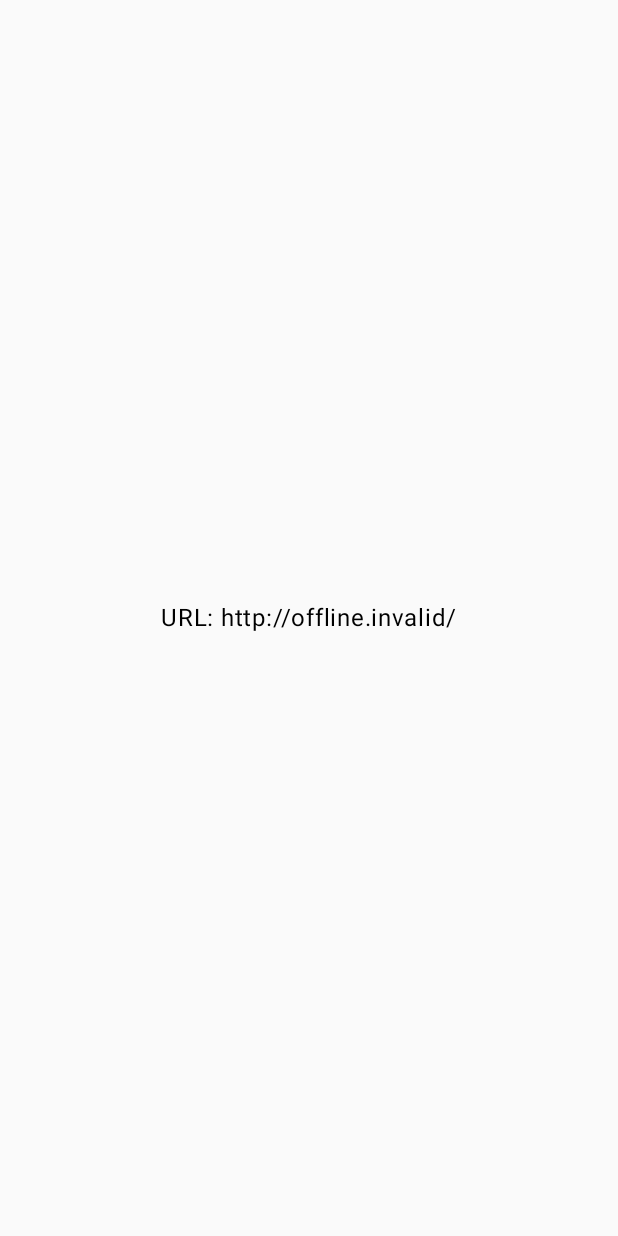
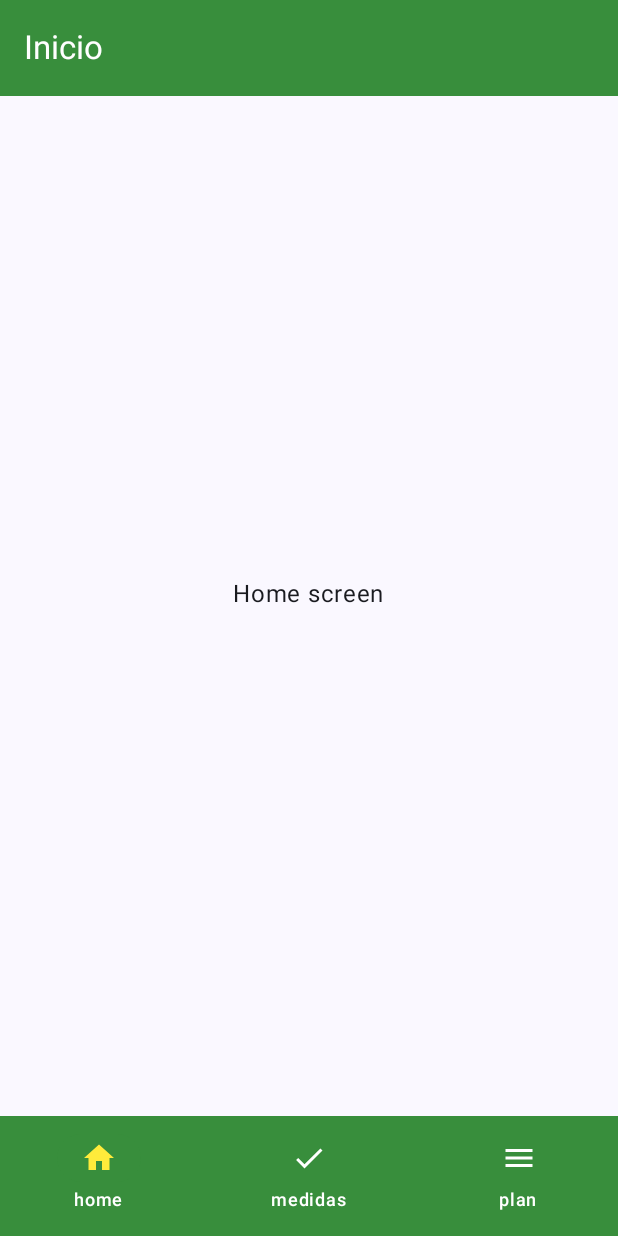
Before and after one commit to marpez4/appNutriologia, an Android app built with Jetpack Compose: the screen it shows after launch (MainActivity), on a phone screen of 412 x 824 dp. Before the commit the screen is almost empty. Run offline under Robolectric (Android 15) with nearby library versions, the phone set to English and light mode, and no system bars.

Commit message:
Configuracion de navigation bar

```diff
--- a/app/build.gradle.kts
+++ b/app/build.gradle.kts
@@ -78,6 +78,7 @@ dependencies {
     implementation(libs.androidx.ui.graphics)
     implementation(libs.androidx.ui.tooling.preview)
     implementation(libs.androidx.material3)
+    implementation("androidx.navigation:navigation-compose:2.8.1")
     testImplementation(libs.junit)
     androidTestImplementation(libs.androidx.junit)
     androidTestImplementation(libs.androidx.espresso.core)
--- a/app/src/main/java/com/example/appnutriologia/MainActivity.kt
+++ b/app/src/main/java/com/example/appnutriologia/MainActivity.kt
@@ -13,9 +13,10 @@ import androidx.compose.runtime.Composable
 import androidx.compose.ui.Alignment
 import androidx.compose.ui.Modifier
 import androidx.compose.ui.tooling.preview.Preview
+import com.example.appnutriologia.ui.MainScreen
 import com.example.appnutriologia.ui.theme.AppNutriologiaTheme
 
-val baseUrl = BuildConfig.BASE_URL
+//val baseUrl = BuildConfig.BASE_URL
 
 class MainActivity : ComponentActivity() {
     override fun onCreate(savedInstanceState: Bundle?) {
@@ -23,7 +24,7 @@ class MainActivity : ComponentActivity() {
         enableEdgeToEdge()
         setContent {
             AppNutriologiaTheme {
-                GreetingPreview()
+               MainScreen()
             }
         }
     }
@@ -34,6 +35,16 @@ class MainActivity : ComponentActivity() {
 @Composable
 fun GreetingPreview() {
     Box(modifier = Modifier.fillMaxSize(), contentAlignment = Alignment.Center){
-        Text(text = "URL: $baseUrl")
+//        Text(text = "URL: $baseUrl")
     }
 }
+
+
+// Colores
+//val PrimaryGreen = Color(0xFF388E3C)
+//val SecondaryGreen = Color(0xFF66BB6A)
+//val AccentYellow = Color(0xFFFFEB3B)
+//val AccentOrange = Color(0xFFFF9800)
+//val NeutralGray = Color(0xFF616161)
+//val LightGray = Color(0xFFE0E0E0)
+//val BackgroundWhite = Color(0xFFF4F4F4)
--- /dev/null
+++ b/app/src/main/java/com/example/appnutriologia/ui/MainScreen.kt
@@ -0,0 +1,35 @@
+package com.example.appnutriologia.ui
+
+import androidx.compose.foundation.layout.padding
+import androidx.compose.material3.Scaffold
+import androidx.compose.runtime.Composable
+import androidx.compose.ui.Modifier
+import androidx.navigation.compose.NavHost
+import androidx.navigation.compose.composable
+import androidx.navigation.compose.rememberNavController
+import com.example.appnutriologia.ui.navigation.NavigationAppBar
+import com.example.appnutriologia.ui.navigation.Screen
+import com.example.appnutriologia.ui.navigation.TopBar
+import com.example.appnutriologia.ui.screens.HomeScreen
+import com.example.appnutriologia.ui.screens.MedidasScreen
+import com.example.appnutriologia.ui.screens.PlanScreen
+
+@Composable
+fun MainScreen(){
+
+    val navController = rememberNavController()
+    Scaffold(
+        bottomBar = { NavigationAppBar(navController) },
+        topBar = { TopBar(title = "Inicio") }
+    ) { innerPadding ->
+        NavHost(
+            navController = navController,
+            startDestination = Screen.Home.route,
+            modifier = Modifier.padding(innerPadding)
+        ){
+            composable(Screen.Home.route){ HomeScreen(innerPadding) }
+            composable(Screen.Medidas.route){ MedidasScreen(innerPadding) }
+            composable(Screen.Plan.route){ PlanScreen(innerPadding) }
+        }
+    }
+}
--- /dev/null
+++ b/app/src/main/java/com/example/appnutriologia/ui/navigation/NavigationAppBar.kt
@@ -0,0 +1,54 @@
+package com.example.appnutriologia.ui.navigation
+
+import androidx.compose.material3.Icon
+import androidx.compose.material3.NavigationBar
+import androidx.compose.material3.NavigationBarItem
+import androidx.compose.material3.NavigationBarItemDefaults
+import androidx.compose.material3.Text
+import androidx.compose.runtime.Composable
+import androidx.compose.runtime.getValue
+import androidx.compose.runtime.mutableStateOf
+import androidx.compose.runtime.remember
+import androidx.compose.runtime.setValue
+import androidx.compose.ui.graphics.Color
+import androidx.navigation.NavController
+
+@Composable
+fun NavigationAppBar(navController: NavController){
+
+    var selectedItem by remember { mutableStateOf(0) }
+
+    var items =  listOf(Screen.Home.route, Screen.Medidas.route, Screen.Plan.route)
+
+    NavigationBar(containerColor = Color(0xFF388E3C), contentColor = Color.White){
+
+        items.forEachIndexed{index, item ->
+            NavigationBarItem(
+                onClick = {
+                    navController.navigate(item){
+                        popUpTo(navController.graph.startDestinationId)
+                        launchSingleTop = true
+                    }
+                    selectedItem = index
+                },
+                label = { Text(item) },
+                selected = selectedItem == index,
+                icon = {
+                    when(item){
+                        Screen.Home.route -> Icon(Screen.Home.icon, contentDescription = Screen.Home.title)
+                        Screen.Medidas.route -> Icon(Screen.Medidas.icon, contentDescription = Screen.Medidas.title)
+                        Screen.Plan.route -> Icon(Screen.Plan.icon, contentDescription = Screen.Plan.title)
+                    }
+                },
+                colors = NavigationBarItemDefaults.colors(
+                    selectedIconColor = Color(0xFFFFEB3B),
+                    unselectedIconColor = Color.White,
+                    selectedTextColor = Color.White,
+                    unselectedTextColor = Color.White,
+                    indicatorColor = Color(0xFF388E3C)
+                )
+            )
+
+        }
+    }
+}
--- /dev/null
+++ b/app/src/main/java/com/example/appnutriologia/ui/navigation/Screen.kt
@@ -0,0 +1,13 @@
+package com.example.appnutriologia.ui.navigation
+
+import androidx.compose.material.icons.Icons
+import androidx.compose.material.icons.filled.Done
+import androidx.compose.material.icons.filled.Home
+import androidx.compose.material.icons.filled.Menu
+import androidx.compose.ui.graphics.vector.ImageVector
+
+sealed class Screen(val route:String, val title:String, val icon:ImageVector){
+    data object Home : Screen("home", "Inicio", Icons.Default.Home)
+    data object Medidas : Screen("medidas", "Medidas", Icons.Default.Done)
+    data object Plan : Screen("plan", "Plan", Icons.Default.Menu)
+}
--- /dev/null
+++ b/app/src/main/java/com/example/appnutriologia/ui/navigation/TopBar.kt
@@ -0,0 +1,20 @@
+package com.example.appnutriologia.ui.navigation
+
+import androidx.compose.material3.ExperimentalMaterial3Api
+import androidx.compose.material3.Text
+import androidx.compose.material3.TopAppBar
+import androidx.compose.material3.TopAppBarDefaults.topAppBarColors
+import androidx.compose.runtime.Composable
+import androidx.compose.ui.graphics.Color
+
+@OptIn(ExperimentalMaterial3Api::class)
+@Composable
+fun TopBar(title:String){
+   TopAppBar(
+       title = { Text(title) },
+     colors = topAppBarColors(
+         containerColor = Color(0xFF388E3C),
+         titleContentColor = Color.White
+     )
+   )
+}
--- /dev/null
+++ b/app/src/main/java/com/example/appnutriologia/ui/screens/HomeScreen.kt
@@ -0,0 +1,20 @@
+package com.example.appnutriologia.ui.screens
+
+import androidx.compose.foundation.layout.Box
+import androidx.compose.foundation.layout.PaddingValues
+import androidx.compose.foundation.layout.fillMaxSize
+import androidx.compose.foundation.layout.padding
+import androidx.compose.material3.Text
+import androidx.compose.runtime.Composable
+import androidx.compose.ui.Alignment
+import androidx.compose.ui.Modifier
+
+@Composable
+fun HomeScreen(innerPadding: PaddingValues){
+    Box(modifier = Modifier.fillMaxSize()
+        .padding(innerPadding),
+        contentAlignment = Alignment.Center
+    ){
+        Text("Home screen")
+    }
+}
--- /dev/null
+++ b/app/src/main/java/com/example/appnutriologia/ui/screens/MedidasScreen.kt
@@ -0,0 +1,20 @@
+package com.example.appnutriologia.ui.screens
+
+import androidx.compose.foundation.layout.Box
+import androidx.compose.foundation.layout.PaddingValues
+import androidx.compose.foundation.layout.fillMaxSize
+import androidx.compose.foundation.layout.padding
+import androidx.compose.material3.Text
+import androidx.compose.runtime.Composable
+import androidx.compose.ui.Alignment
+import androidx.compose.ui.Modifier
+
+@Composable
+fun MedidasScreen(innerPadding: PaddingValues){
+    Box(modifier = Modifier.fillMaxSize()
+        .padding(innerPadding),
+        contentAlignment = Alignment.Center
+    ){
+        Text("Medidas screen")
+    }
+}
--- /dev/null
+++ b/app/src/main/java/com/example/appnutriologia/ui/screens/PlanScreen.kt
@@ -0,0 +1,20 @@
+package com.example.appnutriologia.ui.screens
+
+import androidx.compose.foundation.layout.Box
+import androidx.compose.foundation.layout.PaddingValues
+import androidx.compose.foundation.layout.fillMaxSize
+import androidx.compose.foundation.layout.padding
+import androidx.compose.material3.Text
+import androidx.compose.runtime.Composable
+import androidx.compose.ui.Alignment
+import androidx.compose.ui.Modifier
+
+@Composable
+fun PlanScreen(innerPadding: PaddingValues){
+    Box(modifier = Modifier.fillMaxSize()
+        .padding(innerPadding),
+        contentAlignment = Alignment.Center
+    ){
+        Text("Plan screen")
+    }
+}
```
